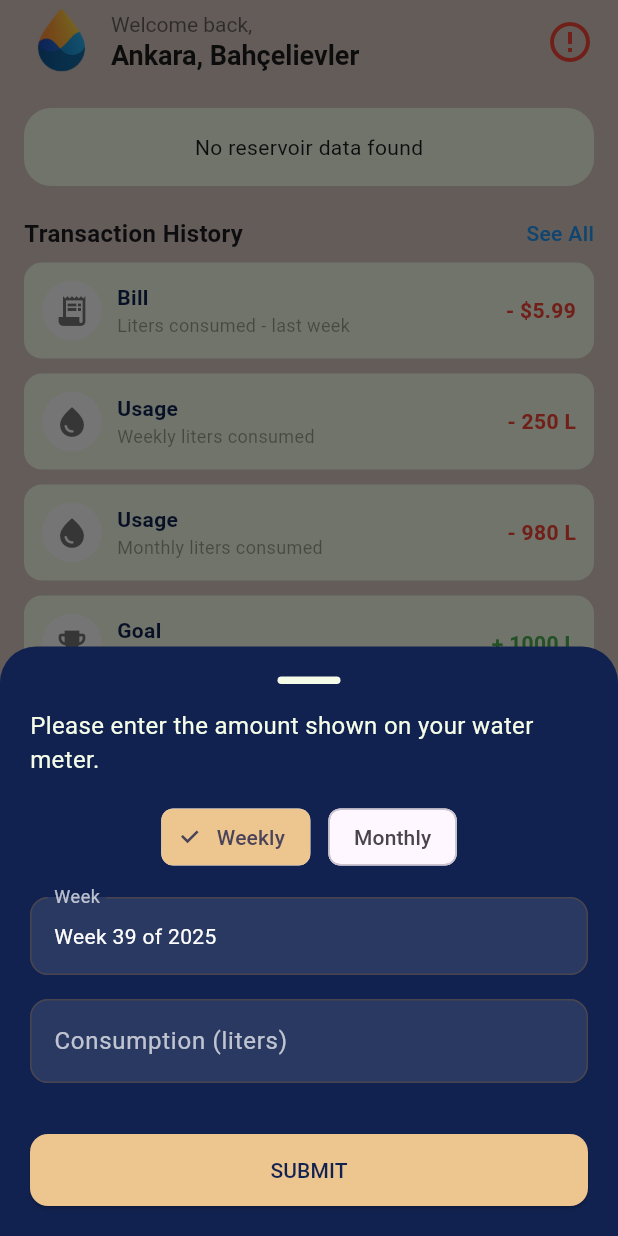
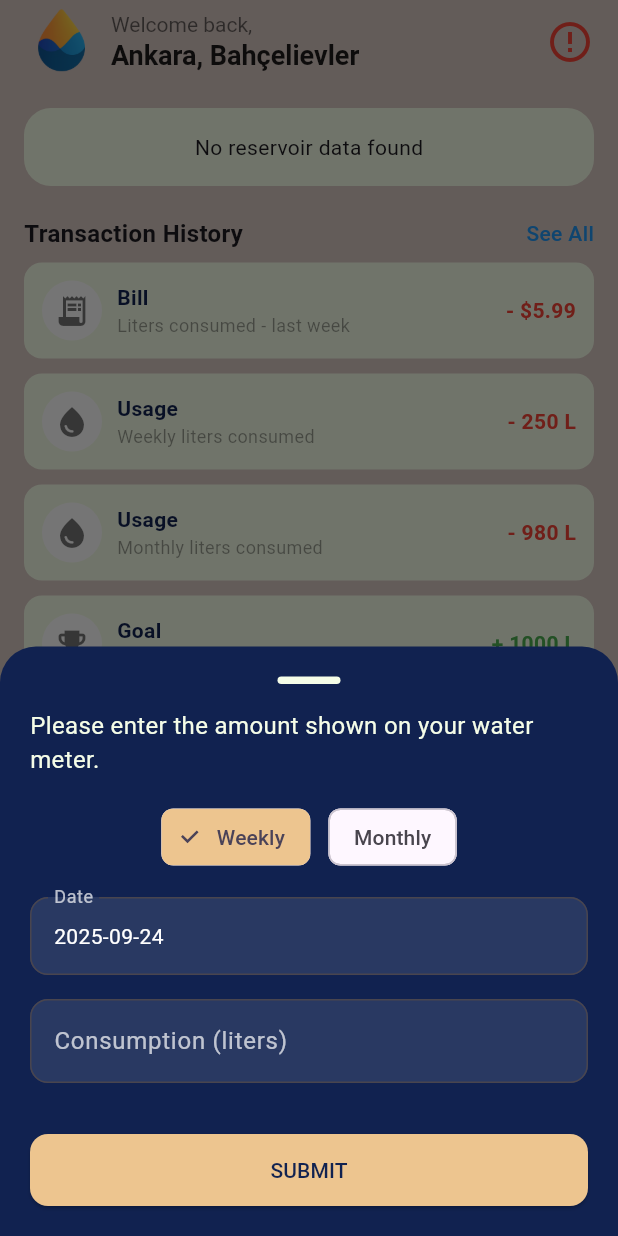
Before and after one commit to gonulgulsen/water_wise, a Flutter app: the HomePage screen opened directly, after a tap on the "error outline" icon, on a phone screen of 412 x 824 dp. Run offline on Flutter 3.47's test engine with Material 3 defaults, Android fonts, the phone set to English and light mode, and no system bars; our stand-ins replace cloud_firestore, firebase_auth, firebase_core, fl_chart; accounts and stored records are empty.

Commit message:
add usage edited

```diff
--- a/lib/screens/home_page.dart
+++ b/lib/screens/home_page.dart
@@ -112,6 +112,9 @@ class _HomePageState extends State<HomePage> {
       ),
       builder: (ctx) {
         final bottomInset = MediaQuery.of(ctx).viewInsets.bottom;
+
+        return StatefulBuilder(
+          builder: (context, setModalState) {
             return Padding(
               padding: EdgeInsets.only(bottom: bottomInset),
               child: Padding(
@@ -135,32 +138,45 @@ class _HomePageState extends State<HomePage> {
                       ),
                       const SizedBox(height: 16),
 
-                  /// Toggle Weekly / Monthly
+                      // --- Toggle Weekly / Monthly ---
                       Row(
                         mainAxisAlignment: MainAxisAlignment.center,
                         children: [
                           ChoiceChip(
                             label: const Text("Weekly"),
                             selected: _period == "Weekly",
-                        onSelected: (_) => setState(() => _period = "Weekly"),
+                            onSelected: (_) =>
+                                setModalState(() => _period = "Weekly"),
                             selectedColor: const Color(0xFFEDC58F),
                           ),
                           const SizedBox(width: 12),
                           ChoiceChip(
                             label: const Text("Monthly"),
                             selected: _period == "Monthly",
-                        onSelected: (_) => setState(() => _period = "Monthly"),
+                            onSelected: (_) =>
+                                setModalState(() => _period = "Monthly"),
                             selectedColor: const Color(0xFFEDC58F),
                           ),
                         ],
                       ),
                       const SizedBox(height: 16),
 
-                  /// Date alanı
-                  if (_period == "Weekly")
-                    InputDecorator(
+                      // --- Date Picker ---
+                      InkWell(
+                        onTap: () async {
+                          final picked = await showDatePicker(
+                            context: ctx,
+                            initialDate: _selectedDate,
+                            firstDate: DateTime(2020),
+                            lastDate: DateTime(2035),
+                          );
+                          if (picked != null) {
+                            setModalState(() => _selectedDate = picked);
+                          }
+                        },
+                        child: InputDecorator(
                           decoration: InputDecoration(
-                        labelText: "Week",
+                            labelText: "Date",
                             labelStyle: const TextStyle(color: Colors.white70),
                             filled: true,
                             fillColor: Colors.white10,
@@ -170,42 +186,14 @@ class _HomePageState extends State<HomePage> {
                             ),
                           ),
                           child: Text(
-                        "Week ${getWeekNumber(_selectedDate)} of ${_selectedDate.year}",
-                        style: const TextStyle(color: Colors.white),
-                      ),
-                    )
-                  else
-                    InkWell(
-                      onTap: () async {
-                        final picked = await showDatePicker(
-                          context: ctx,
-                          initialDate: _selectedDate,
-                          firstDate: DateTime(2020),
-                          lastDate: DateTime(2035),
-                        );
-                        if (picked != null) setState(() => _selectedDate = picked);
-                      },
-                      child: InputDecorator(
-                        decoration: InputDecoration(
-                          labelText: "Month",
-                          labelStyle: const TextStyle(color: Colors.white70),
-                          filled: true,
-                          fillColor: Colors.white10,
-                          border: OutlineInputBorder(
-                            borderRadius: BorderRadius.circular(12),
-                            borderSide: const BorderSide(color: Colors.white30),
-                          ),
-                        ),
-                        child: Text(
-                          "${_selectedDate.year}-${_selectedDate.month.toString().padLeft(2, '0')}",
+                            "${_selectedDate.year}-${_selectedDate.month.toString().padLeft(2, '0')}-${_selectedDate.day.toString().padLeft(2, '0')}",
                             style: const TextStyle(color: Colors.white),
                           ),
                         ),
                       ),
-
                       const SizedBox(height: 16),
 
-                  /// Liters
+                      // --- Liters Input ---
                       TextField(
                         controller: _litersCtrl,
                         keyboardType: TextInputType.number,
@@ -221,17 +209,15 @@ class _HomePageState extends State<HomePage> {
                           ),
                         ),
                       ),
-
                       const SizedBox(height: 16),
 
-                  /// Bill sadece Monthly’de
                       if (_period == "Monthly")
                         TextField(
                           controller: _billCtrl,
                           keyboardType: TextInputType.number,
                           style: const TextStyle(color: Color(0xFFF5FDE8)),
                           decoration: InputDecoration(
-                        labelText: "Bill (Monthly)",
+                            labelText: "Bill (₺)",
                             labelStyle: const TextStyle(color: Colors.white70),
                             filled: true,
                             fillColor: Colors.white10,
@@ -255,7 +241,12 @@ class _HomePageState extends State<HomePage> {
                               borderRadius: BorderRadius.circular(12),
                             ),
                           ),
-                      onPressed: _saveUsage,
+                          onPressed: () {
+                            Navigator.pop(ctx);
+                            ScaffoldMessenger.of(context).showSnackBar(
+                              SnackBar(content: Text("Usage saved ($_period).")),
+                            );
+                          },
                           child: const Text("SUBMIT"),
                         ),
                       ),
@@ -266,7 +257,10 @@ class _HomePageState extends State<HomePage> {
             );
           },
         );
+      },
+    );
   }
+
 
   @override
   void dispose() {
```
Lines whose indentation alone changed are shown as unchanged.
